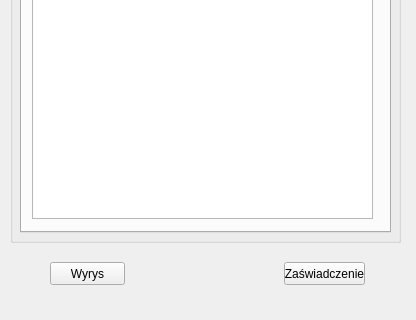
First picture: the form in MPZPInfo_dialog_base.ui, repository tomplamka/MPZP, before the edit; both pictures show x 0 to 416 and y 288 to 608 of the 416 by 608 pixel window.
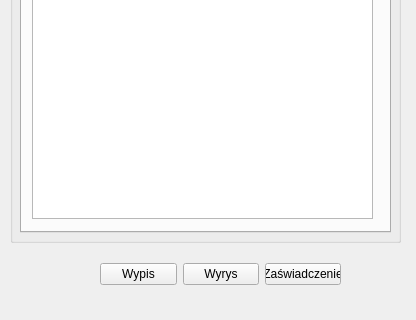
Second picture: the form after the edit. Icons and pictures are not drawn.

Commit message: wypis, wyrys, zaświadczenie

The edit to the form file:
```diff
--- a/MPZPInfo_dialog_base.ui
+++ b/MPZPInfo_dialog_base.ui
@@ -209,31 +209,38 @@
     </widget>
    </widget>
   </widget>
-  <widget class="QPushButton" name="btnGenerujPDF">
+  <widget class="QWidget" name="">
    <property name="geometry">
     <rect>
-     <x>50</x>
+     <x>100</x>
      <y>550</y>
-     <width>75</width>
-     <height>23</height>
+     <width>241</width>
+     <height>25</height>
     </rect>
    </property>
-   <property name="text">
-    <string>Wyrys</string>
-   </property>
-  </widget>
-  <widget class="QPushButton" name="btnZaswiadczeniePDF">
-   <property name="geometry">
-    <rect>
-     <x>284</x>
-     <y>550</y>
-     <width>81</width>
-     <height>23</height>
-    </rect>
-   </property>
-   <property name="text">
-    <string>Zaświadczenie</string>
-   </property>
+   <layout class="QHBoxLayout" name="horizontalLayout">
+    <item>
+     <widget class="QPushButton" name="btnWypisPDF">
+      <property name="text">
+       <string>Wypis</string>
+      </property>
+     </widget>
+    </item>
+    <item>
+     <widget class="QPushButton" name="btnGenerujPDF">
+      <property name="text">
+       <string>Wyrys</string>
+      </property>
+     </widget>
+    </item>
+    <item>
+     <widget class="QPushButton" name="btnZaswiadczeniePDF">
+      <property name="text">
+       <string>Zaświadczenie</string>
+      </property>
+     </widget>
+    </item>
+   </layout>
   </widget>
  </widget>
  <resources/>
```
The commit also changes 2 other files.
